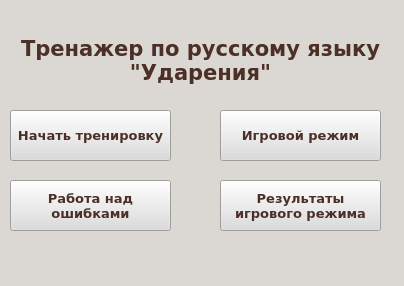
Qt form RussianProject.ui (Kirlevi/RusProjectStress) before a commit.
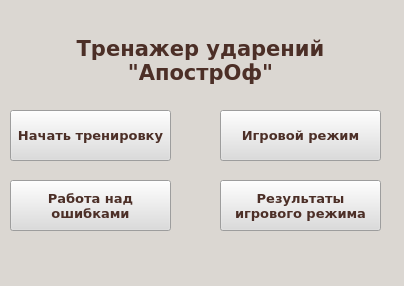
The same form after that commit.

What changed in the file:
```diff
--- a/RussianProject.ui
+++ b/RussianProject.ui
@@ -57,8 +57,8 @@
      <string notr="true">color: rgb(76, 47, 39);</string>
     </property>
     <property name="text">
-     <string>Тренажер по русскому языку 
- &quot;Ударения&quot;</string>
+     <string>Тренажер ударений
+&quot;АпострОф&quot;</string>
     </property>
     <property name="textFormat">
      <enum>Qt::RichText</enum>
```
